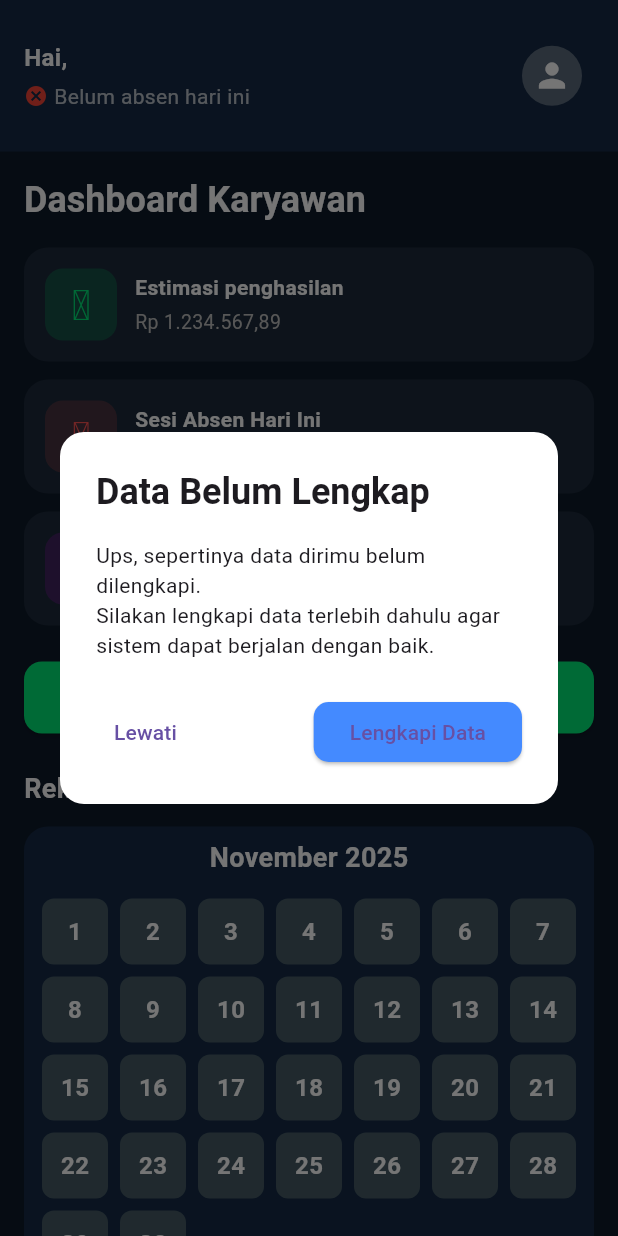
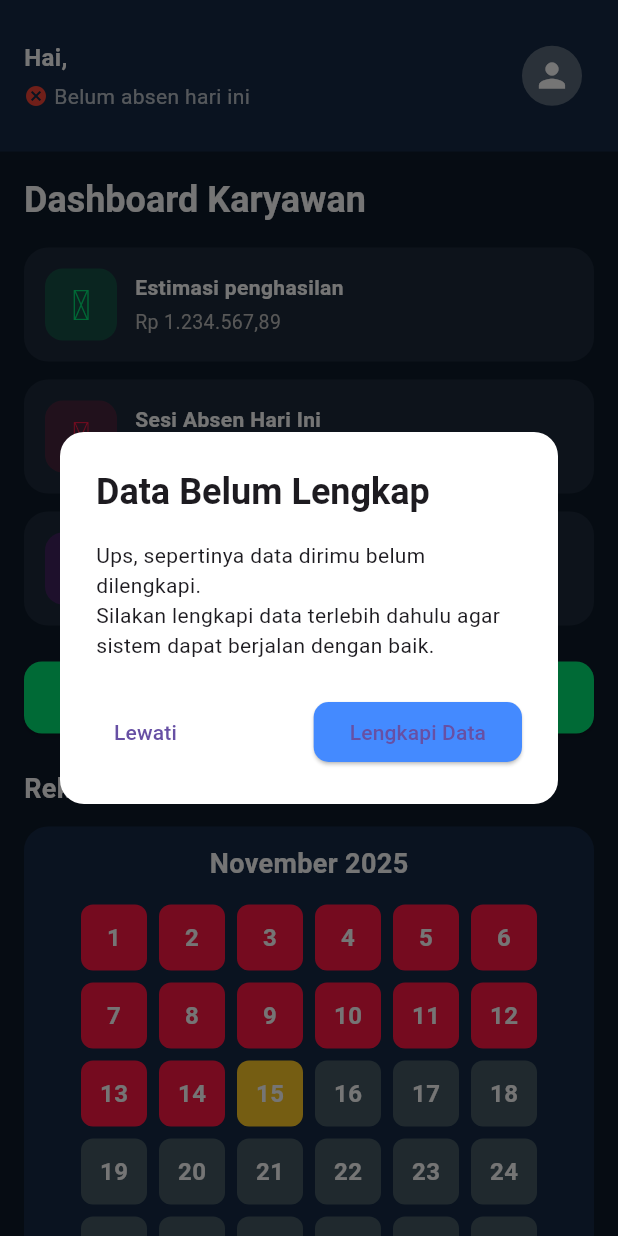
Before and after one commit to gobedchillik-dot/PMP-presensi-msub0702, a Flutter app: the KaryawanHomePage widget shown alone on an empty page, opened directly, on a phone screen of 412 x 824 dp. Run offline on Flutter 3.47's test engine with Material 3 defaults, Android fonts, the phone set to English and light mode, and no system bars; our stand-ins replace cloud_firestore, firebase_auth, firebase_core, flutter_image_compress, geolocator, iconsax and 4 more; accounts and stored records are empty.

Commit message:
15/11/25 22:28 - parhan - pemisahan logika pewarnaan kalender kehadiran karyawan

```diff
--- a/lib/admin/widget/tabel_absensi.dart
+++ b/lib/admin/widget/tabel_absensi.dart
@@ -23,14 +23,14 @@ class TabelAbsensi extends StatelessWidget {
     final today = DateTime(now.year, now.month, now.day);
     final target = DateTime(date.year, date.month, date.day);
 
-    if (count == 3) return Colors.greenAccent;
-    if (count == 2) return Colors.green;
-    if (count == 1) return Colors.green.shade700;
+    if (count == 3) return Colors.greenAccent.shade400;
+    if (count == 2) return Colors.lightBlueAccent.shade400;
+    if (count == 1) return Colors.amberAccent.shade400;
 
-    if (count == 0 && target.isBefore(today)) return Colors.redAccent;
-    if (count == 0 && target == today) return Colors.grey;
+    if (count == 0 && target.isBefore(today)) return Colors.redAccent.shade400;
+    if (count == 0 && target == today) return Colors.amber.shade400;
 
-    return Colors.grey.shade800;
+    return Colors.blueGrey.shade700;
   }
 
   /// Dapatkan semua tanggal bulan ini
--- a/lib/database/controller/absen/homepage_karyawan_controller.dart
+++ b/lib/database/controller/absen/homepage_karyawan_controller.dart
@@ -16,24 +16,30 @@ import 'package:tes_flutter/database/model/absen_detail.dart';
 class KaryawanHomeController extends ChangeNotifier {
   // --- State Variables ---
   String _userName = 'Memuat...';
-  bool _isLoading = true; // DEFAULT TRUE: Skeleton akan tampil saat inisialisasi
-  List<bool> _monthAttendance = [];
+  bool _isLoading = true;
+  // DIPERBAIKI: Tipe data sekarang List<int>
+  List<int> _monthAttendance = [];
   String? _userId;
-  AbsenModel? _todayAttendance; // Data absensi hari ini
+  AbsenModel? _todayAttendance;
 
   // Constants
-  static const int maxAbsencesPerDay = 3; // Batasan 3x wajib
+  static const int maxAbsencesPerDay = 3;
   static const double _officeLat = -6.763314;
   static const double _officeLong = 108.480080;
-  static const double _allowedRadius = 1000000.0; // Meter
+  static const double _allowedRadius = 1000000.0;
   static const String _apiKey = 'vLyZVMDR_GzfyZrBrg-c1079Wcu4Iamw';
   static const String _apiSecret = 'kG8h1bie531eS5lQ4aV6vEDcynPZpWBC';
 
   // --- Getters ---
   String get userName => _userName;
   bool get isLoading => _isLoading;
-  List<bool> get monthAttendance => _monthAttendance;
-  int get totalPresentDays => _monthAttendance.where((e) => e).length;
+  // DIPERBAIKI: Getter sekarang mengembalikan List<int>
+  List<int> get monthAttendance => _monthAttendance;
+
+  // DIPERBAIKI: Hitung Hari Hadir dari List<int>
+  // Hadir = count > 0 (setidaknya 1 sesi)
+  int get totalPresentDays => _monthAttendance.where((count) => count > 0).length;
+
   int get daysInMonth {
     final now = DateTime.now();
     return DateTime(now.year, now.month + 1, 0).day;
@@ -72,7 +78,6 @@ class KaryawanHomeController extends ChangeNotifier {
     if (_userId != null) {
       _listenToAttendance();
     } else {
-      // Jika tidak ada user, langsung hentikan loading
       _isLoading = false;
       notifyListeners();
     }
@@ -83,7 +88,6 @@ class KaryawanHomeController extends ChangeNotifier {
     final user = AuthService.currentUser;
     if (user == null) {
       _userName = "Tidak ada pengguna aktif";
-      // TIDAK notifyListeners di sini, biarkan _listenToAttendance yang menanganinya
       return;
     }
     try {
@@ -94,8 +98,6 @@ class KaryawanHomeController extends ChangeNotifier {
       _userName = userDoc.data()?['name'] ?? user.email ?? "Pengguna";
     } catch (e) {
       _userName = "Gagal memuat user";
-    } finally {
-      // TIDAK notifyListeners di sini.
     }
   }
 
@@ -129,7 +131,8 @@ class KaryawanHomeController extends ChangeNotifier {
         .listen((snapshot) {
 
       final int daysInCurrentMonth = endOfMonth.day;
-      List<bool> newAttendance = List.filled(daysInCurrentMonth, false);
+      // DIPERBAIKI: Inisialisasi list dengan 0 (count absen)
+      List<int> newAttendanceCounts = List.filled(daysInCurrentMonth, 0);
 
       AbsenModel? latestTodayData;
 
@@ -139,9 +142,10 @@ class KaryawanHomeController extends ChangeNotifier {
         final DateTime date = model.tanggal.toDate();
         final int index = date.day - 1;
 
-        // Update list absensi bulanan
-        if (index >= 0 && index < newAttendance.length) {
-          newAttendance[index] = model.status;
+        // Update list absensi bulanan dengan nilai count
+        if (index >= 0 && index < newAttendanceCounts.length) {
+          // DIPERBAIKI: Simpan nilai count ke dalam list
+          newAttendanceCounts[index] = model.count;
         }
 
         // Cek apakah ini data hari ini
@@ -150,10 +154,10 @@ class KaryawanHomeController extends ChangeNotifier {
         }
       }
 
-      _monthAttendance = newAttendance;
-      _todayAttendance = latestTodayData; // Update state absensi hari ini
+      // DIPERBAIKI: Tetapkan _monthAttendance sebagai List<int>
+      _monthAttendance = newAttendanceCounts;
+      _todayAttendance = latestTodayData;
 
-      // LOGIKA PENTING: HENTIKAN LOADING HANYA PADA SHOT PERTAMA
       if (_isLoading) {
           _isLoading = false;
       }
@@ -162,7 +166,6 @@ class KaryawanHomeController extends ChangeNotifier {
 
     }, onError: (error) {
       debugPrint("Gagal mendengarkan stream absensi: $error");
-      // Hentikan loading juga jika ada error pada stream pertama kali
       if (_isLoading) {
           _isLoading = false;
       }
@@ -170,8 +173,9 @@ class KaryawanHomeController extends ChangeNotifier {
     });
   }
 
-  // --- Logic Absensi ---
+  // --- Logic Absensi (Tidak ada perubahan signifikan yang dibutuhkan di sini) ---
   Future<String?> _detectNewFace(String imageBase64) async {
+    // ... (Logika deteksi wajah)
     final detectResponse = await http.post(
       Uri.parse('https://api-us.faceplusplus.com/facepp/v3/detect'),
       body: {'api_key': _apiKey, 'api_secret': _apiSecret, 'image_base64': imageBase64},
@@ -181,6 +185,7 @@ class KaryawanHomeController extends ChangeNotifier {
   }
 
   Future<double?> _compareFaces(String faceId, String newFaceToken) async {
+    // ... (Logika perbandingan wajah)
     final compareResponse = await http.post(
       Uri.parse('https://api-us.faceplusplus.com/facepp/v3/compare'),
       body: {'api_key': _apiKey, 'api_secret': _apiSecret, 'face_token1': faceId, 'face_token2': newFaceToken},
@@ -211,7 +216,6 @@ class KaryawanHomeController extends ChangeNotifier {
         return;
       }
 
-      // Lakukan semua cek lokasi dan verifikasi wajah (Langkah 1 s/d 9)
       // 1. Cek izin lokasi
       LocationPermission permission = await Geolocator.checkPermission();
       if (permission == LocationPermission.denied || permission == LocationPermission.deniedForever) {
@@ -340,7 +344,6 @@ class KaryawanHomeController extends ChangeNotifier {
         SnackBar(content: Text("Gagal absen: $e"), backgroundColor: Colors.redAccent),
       );
     } finally {
-      // Matikan loading, ini akan memicu refresh UI dari stream/listener
       _isLoading = false;
       notifyListeners();
     }
--- a/lib/karyawan/home_page.dart
+++ b/lib/karyawan/home_page.dart
@@ -29,6 +29,26 @@ class _KaryawanHomePageState extends State<KaryawanHomePage> {
     });
   }
 
+  // --- Fungsi Penentu Warna Kartu Status Absen ---
+  Color _getAttendanceStatusColor(int count) {
+    // Asumsi: KaryawanHomeController.maxAbsencesPerDay = 3
+    switch (count) {
+      case 3:
+        // Selesai Penuh: Hijau/Biru (Warna Sukses)
+        return Colors.greenAccent.shade400;
+      case 2:
+        // Hampir Penuh: Biru Muda (Transisi)
+        return Colors.lightBlueAccent.shade400;
+      case 1:
+        // Kurang: Oranye/Kuning (Peringatan)
+        return Colors.amberAccent.shade400;
+      case 0:
+      default:
+        // Belum Absen: Merah (Perlu Tindakan)
+        return Colors.redAccent.shade400;
+    }
+  }
+
   @override
   Widget build(BuildContext context) {
     return ChangeNotifierProvider(
@@ -53,7 +73,7 @@ class _KaryawanHomePageState extends State<KaryawanHomePage> {
 
           return BasePage(
             title: controller.userName,
-            todayStatusMessage: controller.isToday,
+            todayStatusMessage: controller.isToday, // Menggunakan isPresentToday (boolean)
             child: SingleChildScrollView(
               child: Column(
                 crossAxisAlignment: CrossAxisAlignment.start,
@@ -124,49 +144,49 @@ class _KaryawanHomePageState extends State<KaryawanHomePage> {
     );
   }
 
-  // --- WIDGET SKELETON LOADING ---
+  // --- WIDGET SKELETON LOADING (Tidak Berubah) ---
   Widget _buildSkeletonLoading() {
     return const SingleChildScrollView(
       child: Column(
         crossAxisAlignment: CrossAxisAlignment.start,
         children: [
           SkeletonBox(height: 24, width: 200, borderRadius: 4),
-          const SizedBox(height: 16),
+          SizedBox(height: 16),
 
           // Kartu Statistik
           SkeletonBox(height: 80, width: double.infinity),
-          const SizedBox(height: 12),
+          SizedBox(height: 12),
           SkeletonBox(height: 80, width: double.infinity),
-          const SizedBox(height: 12),
+          SizedBox(height: 12),
           SkeletonBox(height: 80, width: double.infinity),
-          const SizedBox(height: 24),
+          SizedBox(height: 24),
 
           // Tombol Absen Placeholder
           SkeletonBox(height: 50, width: double.infinity),
-          const SizedBox(height: 24),
+          SizedBox(height: 24),
 
           // Subtitle Kalender
           SkeletonBox(height: 20, width: 150, borderRadius: 4),
-          const SizedBox(height: 12),
+          SizedBox(height: 12),
 
           // Kalender
           SkeletonBox(height: 300, width: double.infinity),
 
-          const SizedBox(height: 24),
+          SizedBox(height: 24),
 
           // Subtitle Progres
           SkeletonBox(height: 20, width: 150, borderRadius: 4),
-          const SizedBox(height: 12),
+          SizedBox(height: 12),
 
           // Progress Item
           SkeletonBox(height: 50, width: double.infinity),
-          const SizedBox(height: 24),
+          SizedBox(height: 24),
         ],
       ),
     );
   }
 
-  // --- WIDGET STAT CARDS (Tidak Berubah) ---
+  // --- WIDGET STAT CARDS (Diperbarui pada kartu Absen Hari Ini) ---
   Widget _buildStatCards(KaryawanHomeController controller, int count) {
     final bool isComplete = count >= KaryawanHomeController.maxAbsencesPerDay;
     return Column(
@@ -188,9 +208,9 @@ class _KaryawanHomePageState extends State<KaryawanHomePage> {
           child: StatCard(
             title: "Sesi Absen Hari Ini",
             subtitle: "$count dari ${KaryawanHomeController.maxAbsencesPerDay} Sesi",
-            color: isComplete
-                ? Colors.blueAccent.shade400
-                : (count > 0 ? Colors.amberAccent.shade400 : Colors.redAccent.shade200),
+            // <--- Implementasi Warna Baru di SINI --->
+            color: _getAttendanceStatusColor(count),
+            // <--- Implementasi Warna Baru di SINI --->
             icon: isComplete
                 ? Iconsax.task_square
                 : Iconsax.timer,
@@ -214,7 +234,7 @@ class _KaryawanHomePageState extends State<KaryawanHomePage> {
 
   // --- WIDGET ATTENDANCE BUTTON (Tidak Berubah) ---
   Widget _buildAttendanceButton(BuildContext context, KaryawanHomeController controller, int count, bool isComplete) {
-    final buttonColor = isComplete ? const Color.fromARGB(255, 255, 255, 255) : const Color(0xFF00E676);
+    final buttonColor = isComplete ? Colors.white : const Color(0xFF00E676);
     final buttonText = isComplete
         ? "Kewajiban Absen Selesai"
         : "Absen ${controller.nextAbsenceSession}";
--- a/lib/karyawan/widget/kalender_kehadiran.dart
+++ b/lib/karyawan/widget/kalender_kehadiran.dart
@@ -1,18 +1,55 @@
 import 'package:flutter/material.dart';
 
 
+// TIPE DATA DIPERBARUI ke List<int> UNTUK MENDUKUNG LOGIKA 4 LEVEL (0-3)
 class AttendanceCalendar extends StatelessWidget {
-  final List<bool> attendanceData;
+  final List<int> attendanceData;
 
   const AttendanceCalendar({super.key, required this.attendanceData});
 
-  Widget _buildDateBox(int day, bool isAttended, double size) {
+  // Fungsi penentu warna berdasarkan count (0-3)
+  Color _getColorForCount(int count, int day) {
+    final now = DateTime.now();
+    final today = now.day;
+
+    switch (count) {
+      case 3:
+        // 🏆 Kehadiran Penuh
+        return Colors.greenAccent.shade400;
+      case 2:
+        // Hampir Penuh (Transisi)
+        return Colors.lightBlueAccent.shade400;
+      case 1:
+        // Kurang Penuh (Peringatan)
+        return Colors.amberAccent.shade400;
+      case 0:
+        // Status Absen
+        if (day < today) {
+          // 🔴 Absen di Masa Lalu (Alpha)
+          return Colors.redAccent.shade400;
+        } else if (day == today) {
+          // 🟡 Absen Hari Ini (Perlu tindakan)
+          return Colors.amber.shade400;
+        } else {
+          // ⚪ Hari Mendatang
+          return Colors.blueGrey.shade700;
+        }
+      default:
+        // Default (misalnya nilai count > 3 atau tidak valid)
+        return Colors.blueGrey.shade700;
+    }
+  }
+
+  Widget _buildDateBox(int day, int count, double size) {
+    // Memanggil fungsi penentu warna berdasarkan count
+    final color = _getColorForCount(count, day);
+
     return Container(
       width: size,
       height: size,
       margin: const EdgeInsets.all(2),
       decoration: BoxDecoration(
-        color: isAttended ? Colors.green.shade400 : Colors.blueGrey.shade700,
+        color: color,
         borderRadius: BorderRadius.circular(8),
       ),
       alignment: Alignment.center,
@@ -33,6 +70,7 @@ class AttendanceCalendar extends StatelessWidget {
     final monthName = "${_getMonthName(now.month)} ${now.year}";
     final screenWidth = MediaQuery.of(context).size.width;
     final spacing = 4.0;
+
     final totalColumns = 8;
     final boxSize = (screenWidth - 32 - (spacing * (totalColumns - 1))) / totalColumns;
 
@@ -40,13 +78,13 @@ class AttendanceCalendar extends StatelessWidget {
 
     return Container(
       width: double.infinity,
-      padding: const EdgeInsets.symmetric(horizontal: 8, vertical: 8),
+      padding: const EdgeInsets.symmetric(horizontal: 12, vertical: 12),
       decoration: BoxDecoration(
         color: const Color(0xFF152A46),
         borderRadius: BorderRadius.circular(16),
       ),
       child: Column(
-        crossAxisAlignment: CrossAxisAlignment.center, // Pusatkan grid
+        crossAxisAlignment: CrossAxisAlignment.center,
         children: [
           Text(
             monthName,
@@ -58,25 +96,33 @@ class AttendanceCalendar extends StatelessWidget {
           ),
           const SizedBox(height: 12),
 
-          // Wrap di tengah
+          // Wrap di tengah (Header Hari Dihapus)
           Center(
             child: Wrap(
               spacing: spacing,
               runSpacing: spacing,
               children: List.generate(totalDays, (index) {
-                return _buildDateBox(index + 1, attendanceData[index], boxSize);
+                final day = index + 1;
+                // Mengambil nilai count (0-3) dari data yang sudah diubah tipenya
+                final count = attendanceData[index];
+                return _buildDateBox(day, count, boxSize);
               }),
             ),
           ),
 
           const SizedBox(height: 16),
 
-          const Row(
-            mainAxisAlignment: MainAxisAlignment.end,
+          // Legend Diperbarui
+          const Wrap(
+            alignment: WrapAlignment.center,
+            spacing: 16,
+            runSpacing: 8,
             children: [
-              Legend(color: Colors.green, label: "Hadir"),
-              SizedBox(width: 8),
-              Legend(color: Color(0xFF546E7A), label: "Absen/Libur"),
+              Legend(color: Color(0xFFC6FF00), label: "3 Sesi (Penuh)"),
+              Legend(color: Color(0xFF40C4FF), label: "2 Sesi"),
+              Legend(color: Color(0xFFFFAB40), label: "1 Sesi"),
+              Legend(color: Color(0xFFFF5252), label: "Absen Lalu"),
+              Legend(color: Color(0xFF546E7A), label: "Hari Mendatang"),
             ],
           ),
         ],
@@ -112,6 +158,7 @@ class Legend extends StatelessWidget {
   @override
   Widget build(BuildContext context) {
     return Row(
+      mainAxisSize: MainAxisSize.min,
       children: [
         Container(width: 10, height: 10, decoration: BoxDecoration(color: color, borderRadius: BorderRadius.circular(2))),
         const SizedBox(width: 4),
```
